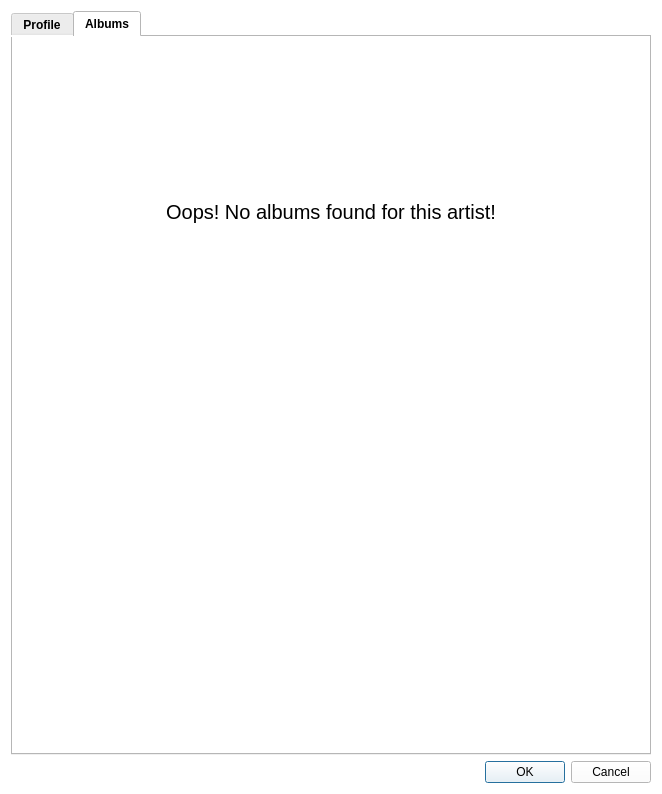
Above: ui/dialogs/artistedit.ui from amirmohsen1384/Mockingbird before the change. Below: the same form after it.
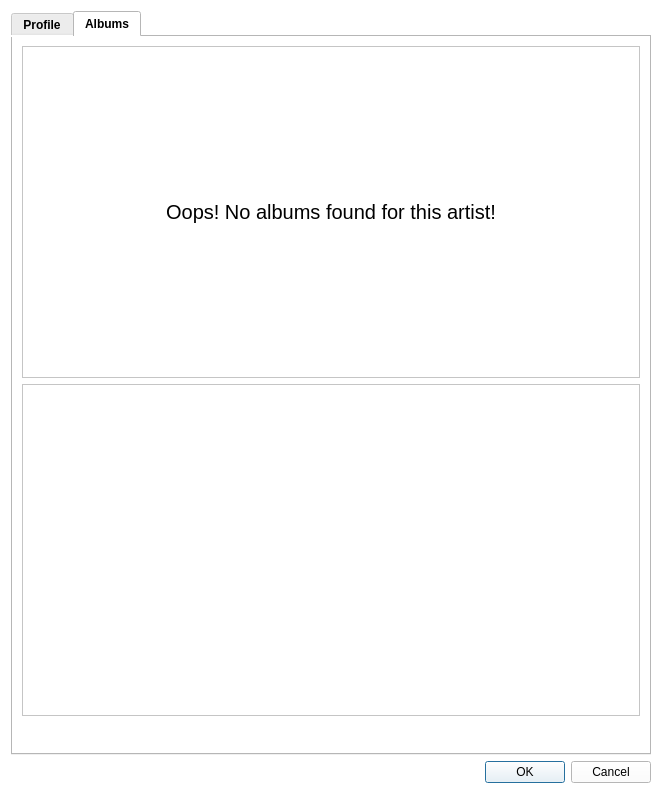
That is the form after the change. The open tabs and pages were chosen to show the change. Icons and pictures are not drawn. Custom widgets are drawn as their Qt base class.

Diff of the .ui file:
```diff
--- a/ui/dialogs/artistedit.ui
+++ b/ui/dialogs/artistedit.ui
@@ -188,6 +188,12 @@
            <fontweight>ExtraLight</fontweight>
           </font>
          </property>
+         <property name="frameShape">
+          <enum>QFrame::Shape::StyledPanel</enum>
+         </property>
+         <property name="frameShadow">
+          <enum>QFrame::Shadow::Sunken</enum>
+         </property>
          <property name="text">
           <string>Oops! No albums found for this artist!</string>
          </property>
@@ -199,10 +205,10 @@
        <item>
         <widget class="QListView" name="playlistView">
          <property name="frameShape">
-          <enum>QFrame::Shape::NoFrame</enum>
+          <enum>QFrame::Shape::StyledPanel</enum>
          </property>
          <property name="frameShadow">
-          <enum>QFrame::Shadow::Plain</enum>
+          <enum>QFrame::Shadow::Sunken</enum>
          </property>
          <property name="horizontalScrollBarPolicy">
           <enum>Qt::ScrollBarPolicy::ScrollBarAlwaysOff</enum>
```
